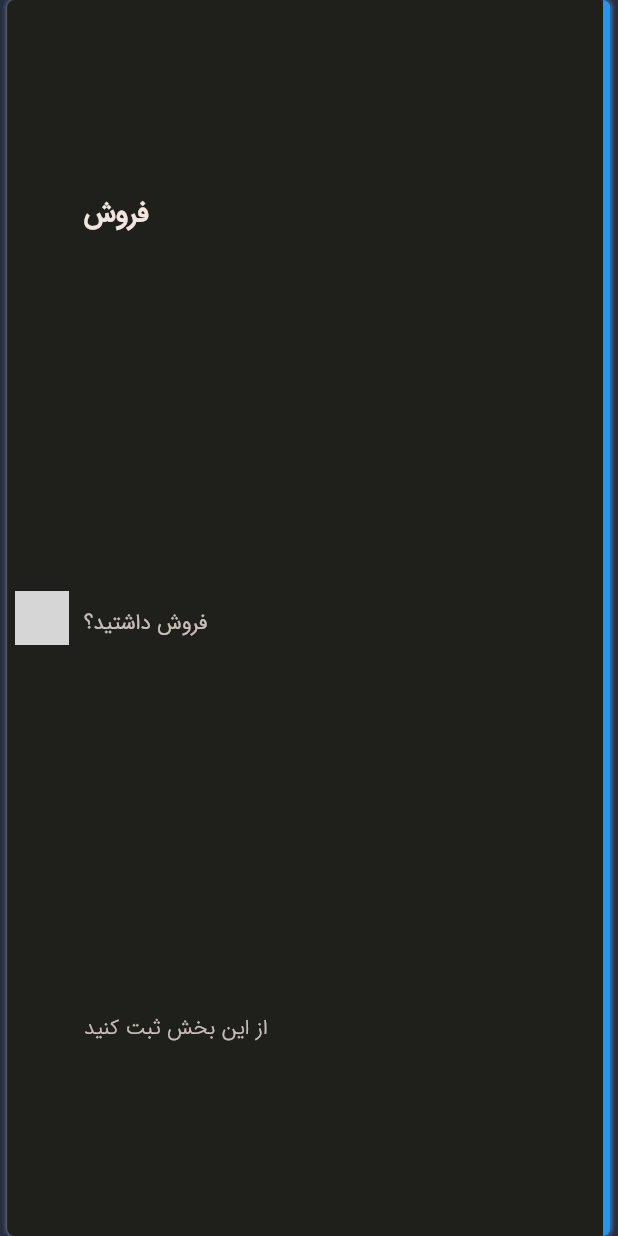
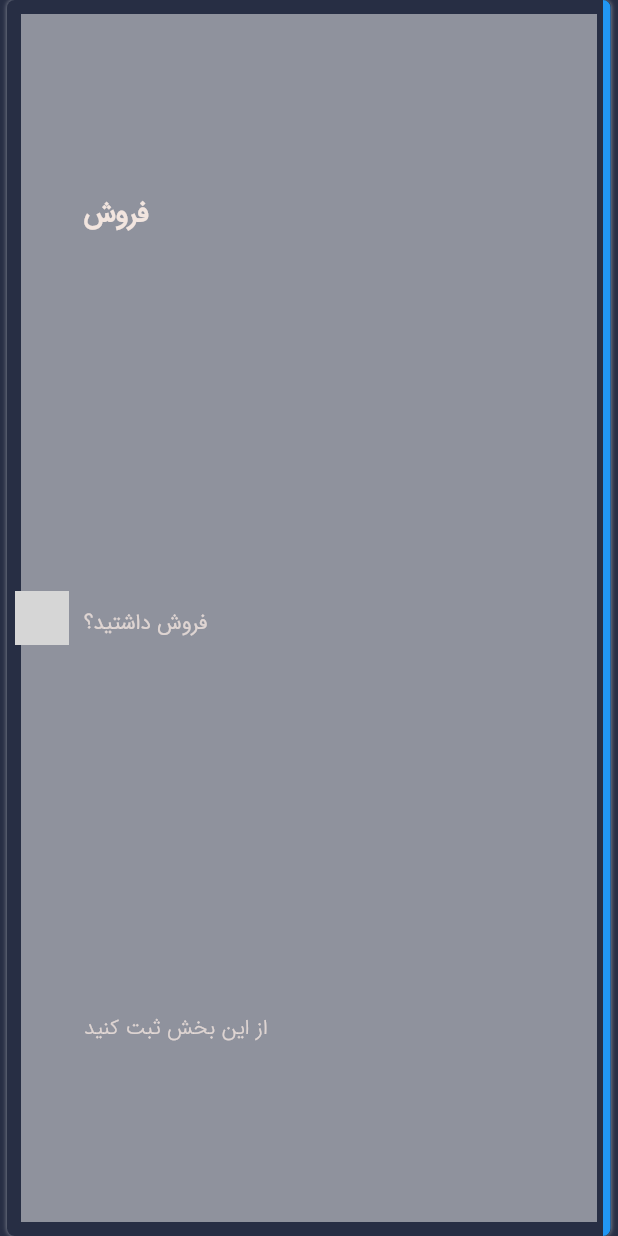
Before and after one commit to iam-hosseindarvishi/sell_pro, a Flutter app: the HomeQuickAccessButton widget shown alone on an empty page, opened directly, on a phone screen of 412 x 824 dp. Run offline on Flutter 3.47's test engine with Material 3 defaults, Android fonts, the phone set to English and light mode, and no system bars; our stand-ins replace flutter_riverpod, hexcolor, image_picker; grey boxes are pictures that could not be loaded.

Commit message:
fix : fix inkwell overlay on home page buttons

```diff
--- a/lib/src/features/home/presentation/widgets/home_quick_access_button.dart
+++ b/lib/src/features/home/presentation/widgets/home_quick_access_button.dart
@@ -6,14 +6,14 @@ class HomeQuickAccessButton extends StatelessWidget {
   String? subTitle;
   String? subText;
   Color borderColor;
-  final handleTap;
+  final Function handleTap;
   HomeQuickAccessButton(
       {super.key,
       this.icon = "",
       required this.title,
       required this.subTitle,
       this.borderColor = Colors.transparent,
-      this.handleTap,
+      required this.handleTap,
       this.subText});
 
   @override
@@ -21,7 +21,6 @@ class HomeQuickAccessButton extends StatelessWidget {
     return Expanded(
       child: Container(
         margin: const EdgeInsets.only(right: 5, left: 5),
-        padding: const EdgeInsets.symmetric(horizontal: 5, vertical: 4),
         decoration: BoxDecoration(
           boxShadow: [
             BoxShadow(
@@ -30,14 +29,15 @@ class HomeQuickAccessButton extends StatelessWidget {
                     Theme.of(context).colorScheme.onBackground.withOpacity(.5),
                 blurRadius: 2)
           ],
-          color: Theme.of(context).colorScheme.background,
           borderRadius: BorderRadius.circular(5),
           border: Border(right: BorderSide(color: borderColor, width: 5)),
         ),
         child: InkWell(
-          onTap: handleTap,
-          overlayColor: MaterialStatePropertyAll<Color>(
-              Theme.of(context).colorScheme.surface),
+          onTap: () {
+            handleTap();
+          },
+          child: Padding(
+            padding: const EdgeInsets.symmetric(horizontal: 5, vertical: 4),
             child: Row(
               mainAxisAlignment: MainAxisAlignment.start,
               mainAxisSize: MainAxisSize.max,
@@ -94,6 +94,7 @@ class HomeQuickAccessButton extends StatelessWidget {
             ),
           ),
         ),
+      ),
     );
   }
 }
```
Also changed, not shown: lib/src/features/home/presentation/widgets/home_list_access_button.dart (+7 -7 lines), lib/src/features/home/presentation/widgets/quick_access_items.dart (+12 -0 lines). Lines whose indentation alone changed are shown as unchanged.
